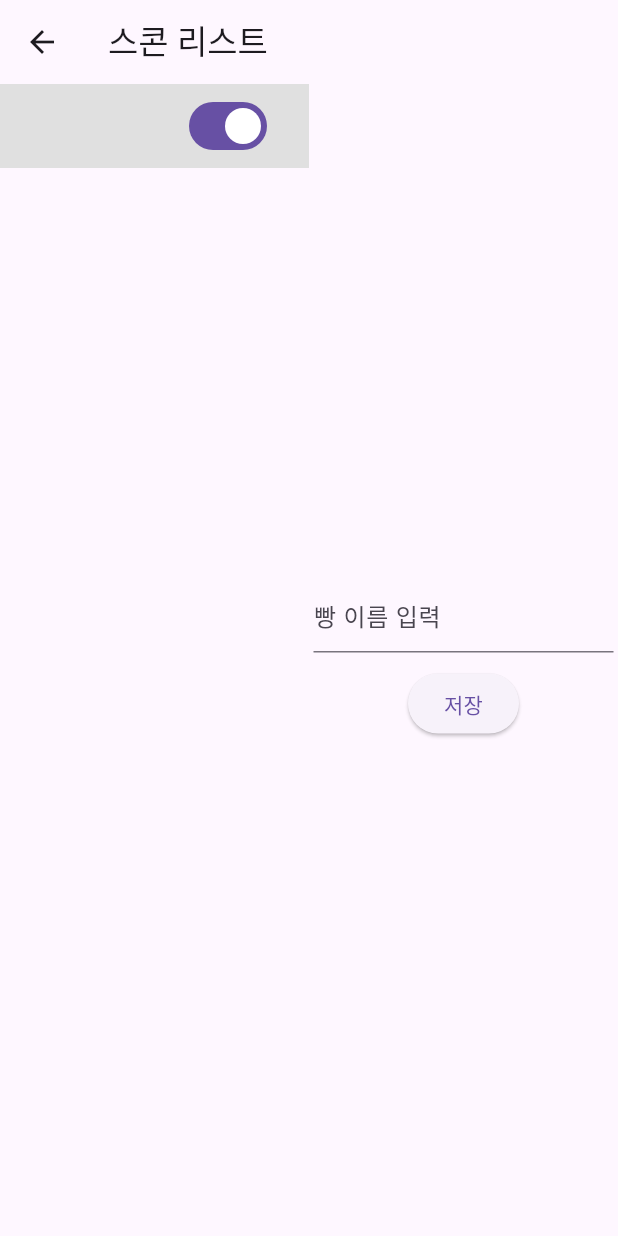
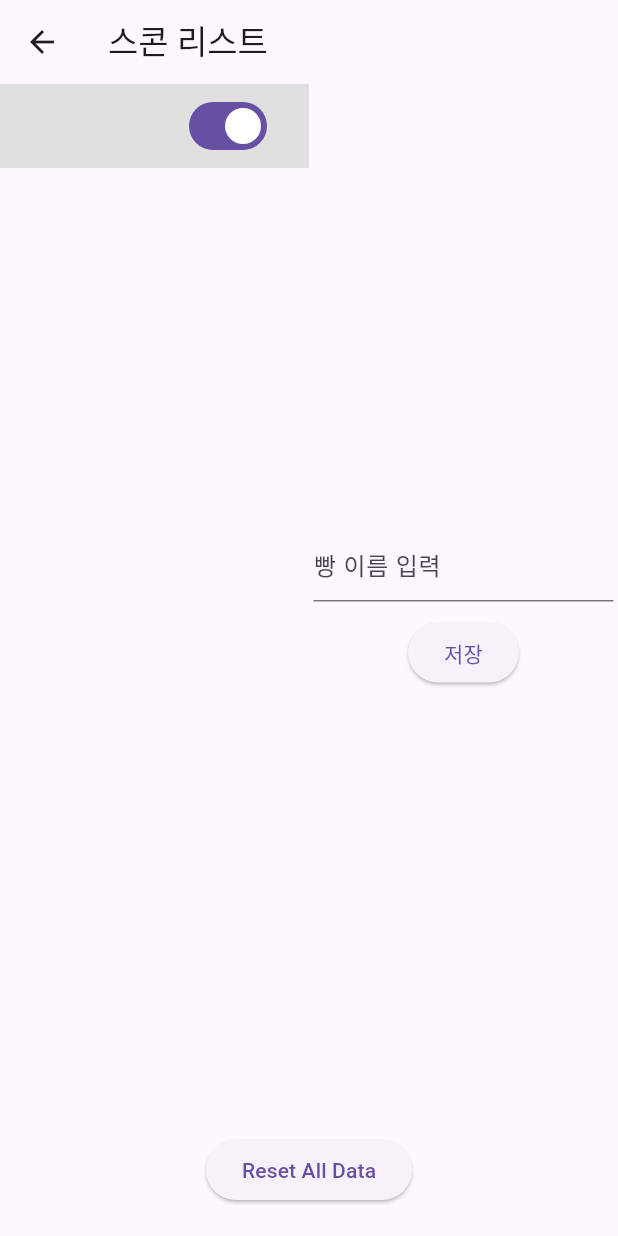
Before and after one commit to akth101/cakeTimer, a Flutter app: the SconeList screen opened directly, after a tap on "저장", on a phone screen of 412 x 824 dp. Run offline on Flutter 3.47's test engine with Material 3 defaults, Android fonts, the light colour scheme and no system bars; our stand-ins replace assets_audio_player, image_cropper, image_picker, reorderable_grid_view, settings_ui, shared_preferences; accounts and stored records are empty.

Commit message:
fix: duplicate problem when adding property to breadDB

```diff
--- a/lib/breadAddSetting.dart
+++ b/lib/breadAddSetting.dart
@@ -60,7 +60,7 @@ class _BreadAddSettingState extends State<BreadAddSetting> {
                   // 오늘 날짜 저장
                   DateTime date = DateTime.now();
                   String formattedDate = DateFormat('yy/MM/dd').format(date);
-                  await prefs.setString('${widget.kind}Date_$id', formattedDate);
+                  await prefs.setString('${widget.kind}Date_{$id}', formattedDate);
 
                   // breadDB 업데이트
                   breadDB.buildBreadDB();
--- a/lib/breadDataBase.dart
+++ b/lib/breadDataBase.dart
@@ -1,4 +1,3 @@
-
 import 'package:flutter/foundation.dart';
 import 'package:flutter/material.dart';
 import 'package:shared_preferences/shared_preferences.dart';
@@ -13,13 +12,13 @@ class BreadDataBase extends ChangeNotifier {
 
   static BreadDataBase get instance => _instance;
 
-  final Map<String, String> _makalongNameDateConnector = {};
-  final List<String> _makalongName = [];
-  final List<String> _makalongDate = [];
-  final List<bool> _makalongDisplay = [];
-  final Map<String, String> _sconeNameDateConnector = {};
-  final List<String> _sconeName = [];
-  late List<String> _sconeDate = [];
+  Map<String, String> _makalongNameDateConnector = {};
+  List<String> _makalongName = [];
+  List<String> _makalongDate = [];
+  List<bool> _makalongDisplay = [];
+  Map<String, String> _sconeNameDateConnector = {};
+  List<String> _sconeName = [];
+  List<String> _sconeDate = [];
   List<bool> _sconeDisplay = [];
 
   Map<String, String> get makalongNameDateConnector => _makalongNameDateConnector;
@@ -30,7 +29,7 @@ class BreadDataBase extends ChangeNotifier {
   List<String> get sconeName => _sconeName;
   List<String> get sconeDate => _sconeDate;
   List<bool> get sconeDisplay => _sconeDisplay;
-  bool _isInitialized = false;
+  final bool _isInitialized = false;
   bool get isInitialized => _isInitialized;
 
     BreadDataBase._internal() {
@@ -95,46 +94,83 @@ class BreadDataBase extends ChangeNotifier {
   }
 
     Future<void> buildBreadDB() async {
+    print("Starting buildBreadDB method"); // Debug print
+
     final prefs = await SharedPreferences.getInstance();
     final keys = prefs.getKeys();
 
-    //NameList & <Name : uuid> Map 먼저 초기화
+    print("Total keys in SharedPreferences: ${keys.length}"); // Debug print
+
+    // Create new collections instead of clearing existing ones
+    Map<String, String> newSconeNameDateConnector = {};
+    Map<String, String> newMakalongNameDateConnector = {};
+    List<String> newSconeName = [];
+    List<String> newMakalongName = [];
+    List<String> newSconeDate = [];
+    List<bool> newSconeDisplay = [];
+    List<String> newMakalongDate = [];
+    List<bool> newMakalongDisplay = [];
+
+    // Process all keys
     for (String key in keys) {
       if (key.startsWith('sconeName_')) {
         String sconeKey = key.split('_').last;
         String? sconeName = await loadBreadName(sconeKey, "scone");
-        _sconeNameDateConnector[sconeName!] = sconeKey;
-        _sconeName.add(sconeName);
-      }
-      if (key.startsWith('makalongName_')) {
+        if (sconeName != null) {
+          newSconeNameDateConnector[sconeName] = sconeKey;
+          newSconeName.add(sconeName);
+          print("Added scone: $sconeName"); // Debug print
+        }
+      } else if (key.startsWith('makalongName_')) {
         String makalongKey = key.split('_').last;
         String? makalongName = await loadBreadName(makalongKey, "makalong");
-        _makalongNameDateConnector[makalongName!] = makalongKey;
-        _makalongName.add(makalongName);
+        if (makalongName != null) {
+          newMakalongNameDateConnector[makalongName] = makalongKey;
+          newMakalongName.add(makalongName);
+          print("Added makalong: $makalongName"); // Debug print
+        }
       }
     }
 
-      //NameList 가나다순 정렬
-      _sconeName.sort();
-      _makalongName.sort();
+    print("Scone count: ${newSconeName.length}"); // Debug print
+    print("Makalong count: ${newMakalongName.length}"); // Debug print
 
+    // Sort lists
+    newSconeName.sort();
+    newMakalongName.sort();
 
-      _sconeDate = List<String>.filled(_sconeName.length, '');
-      _sconeDisplay = List<bool>.filled(_sconeName.length, false);
+    // Process scone data
+    for (String sconeName in newSconeName) {
+      String sconeKey = newSconeNameDateConnector[sconeName]!;
+      String? date = await loadBreadDate(sconeKey, "scone");
+      bool display = await loadBreadDisplay(sconeKey, "scone");
+      newSconeDate.add(date ?? '');
+      newSconeDisplay.add(display);
+      print("Scone $sconeName - Date: $date, Display: $display"); // Debug print
+    }
 
-      //scone [Namelist & Datelist & Display] index 일치화 작업
-      for (int i = 0; i < _sconeName.length; i++) {
-        String sconeKey = _sconeNameDateConnector[_sconeName[i]]!;
-        _sconeDate[i] = (await loadBreadDate(sconeKey, "scone"))!;
-        _sconeDisplay[i] = (await loadBreadDisplay(sconeKey, "scone"));
-      }
+    // Process makalong data
+    for (String makalongName in newMakalongName) {
+      String makalongKey = newMakalongNameDateConnector[makalongName]!;
+      String? date = await loadBreadDate(makalongKey, "makalong");
+      bool display = await loadBreadDisplay(makalongKey, "makalong");
+      newMakalongDate.add(date ?? '');
+      newMakalongDisplay.add(display);
+      print("Makalong $makalongName - Date: $date, Display: $display"); // Debug print
+    }
 
-      //makalong [Namelist & Datelist & Display] index 일치화 작업
-      for (int i = 0; i < _makalongName.length; i++) {
-        String makalongKey = _makalongNameDateConnector[_makalongName[i]]!;
-        _sconeDate[i] = (await loadBreadDate(makalongKey, "makalong"))!;
-        _sconeDisplay[i] = (await loadBreadDisplay(makalongKey, "makalong"));
-      }
+    // Update the class properties with the new data
+    _sconeNameDateConnector = newSconeNameDateConnector;
+    _makalongNameDateConnector = newMakalongNameDateConnector;
+    _sconeName = newSconeName;
+    _makalongName = newMakalongName;
+    _sconeDate = newSconeDate;
+    _sconeDisplay = newSconeDisplay;
+    _makalongDate = newMakalongDate;
+    _makalongDisplay = newMakalongDisplay;
+
+    print("Finished buildBreadDB method"); // Debug print
+    notifyListeners();
   }
 
     Future<void> updateBreadDisplay(String kind, String name, bool value) async {
@@ -149,4 +185,44 @@ class BreadDataBase extends ChangeNotifier {
     }
     notifyListeners();
   }
+
+  Future<void> resetAllData() async {
+    print("Starting resetAllData method"); // Debug print
+
+    try {
+      final prefs = await SharedPreferences.getInstance();
+
+      // Remove all keys related to scones and makalongs
+      final keys = prefs.getKeys();
+      for (String key in keys) {
+        if (key.startsWith('sconeName_') ||
+            key.startsWith('sconeDisplayOnList_') ||
+            key.startsWith('sconeDate_') ||
+            key.startsWith('makalongName_') ||
+            key.startsWith('makalongDisplayOnList_') ||
+            key.startsWith('makalongDate_')) {
+          await prefs.remove(key);
+          print("Removed key: $key"); // Debug print
+        }
+      }
+
+      // Clear all local lists and maps
+      _sconeName.clear();
+      _makalongName.clear();
+      _sconeDate.clear();
+      _sconeDisplay.clear();
+      _sconeNameDateConnector.clear();
+      _makalongNameDateConnector.clear();
+
+      print("Cleared all local data structures"); // Debug print
+
+      // Rebuild the database (which should now be empty)
+      await buildBreadDB();
+
+      print("Finished resetAllData method"); // Debug print
+      notifyListeners();
+    } catch (e) {
+      print("Error in resetAllData: $e"); // Error print
+    }
+  }
 }
--- a/lib/cakeAddSetting.dart
+++ b/lib/cakeAddSetting.dart
@@ -55,7 +55,7 @@ class _CakeAddSettingState extends State<CakeAddSetting> {
       if (croppedFile != null) {
         setState(() {
           _croppedFile = croppedFile;
-          imagePath = _croppedFile != null ? _croppedFile!.path : null;
+          imagePath = _croppedFile?.path;
         });
       }
     }
--- a/lib/main.dart
+++ b/lib/main.dart
@@ -1,12 +1,9 @@
-import 'package:flutter/foundation.dart';
 import 'package:flutter/material.dart';
-import 'package:timer/cakeWidget.dart';
 import 'package:timer/wholeCakeList.dart';
 import 'wholeCakeElapsing.dart';
 import 'wholeCakeElapsed.dart';
 import 'sconeAndMakalong.dart';
 import 'package:provider/provider.dart';
-import 'package:shared_preferences/shared_preferences.dart';
 import 'settings.dart';
 import 'breadDataBase.dart';
 import 'cakeDataBase.dart';
--- a/lib/makalongList.dart
+++ b/lib/makalongList.dart
@@ -1,6 +1,5 @@
 
 
-import 'package:flutter/foundation.dart';
 import 'package:flutter/material.dart';
 
 class Makalonglist extends StatefulWidget {
--- a/lib/sconeAndMakalong.dart
+++ b/lib/sconeAndMakalong.dart
@@ -1,7 +1,6 @@
 import 'package:flutter/material.dart';
 import 'sconeList.dart';
 import 'makalongList.dart';
-import 'breadDataBase.dart';
 
 class DataTableExample extends StatelessWidget {
   final String bread;
@@ -116,7 +115,7 @@ class _sconeAndMakalongState extends State<sconeAndMakalong> {
                       Navigator.push(
                         context,
                         MaterialPageRoute(
-                          builder: (context) => (SconeList()), // 이동할 페이지
+                          builder: (context) => (const SconeList()), // 이동할 페이지
                         ),
                       );
                     },
@@ -135,7 +134,7 @@ class _sconeAndMakalongState extends State<sconeAndMakalong> {
                     Navigator.push(
                         context,
                         MaterialPageRoute(
-                          builder: (context) => (Makalonglist()), // 이동할 페이지
+                          builder: (context) => (const Makalonglist()), // 이동할 페이지
                         ),
                       );
                 }, child: const Text("마카롱 관리")),
--- a/lib/sconeList.dart
+++ b/lib/sconeList.dart
@@ -12,12 +12,30 @@ class SconeList extends StatefulWidget {
 }
 
 class _SconeListState extends State<SconeList> {
-  void removeScone(BreadDataBase breadDataBase, String? sconeName) async {
+  Future<void> removeScone(BreadDataBase breadDataBase, String? sconeName) async {
+    if (sconeName == null) {
+      print('Error: sconeName is null');
+      return;
+    }
+
     String? id = breadDataBase.makalongNameDateConnector[sconeName];
-    final prefs = await SharedPreferences.getInstance();
-    prefs.remove("sconeName_$id");
-    prefs.remove("sconeDisplayOnList_$id");
-    prefs.remove("sconeDate_$id");
+    if (id == null) {
+      print('Error: id not found for sconeName: $sconeName');
+      return;
+    }
+
+    try {
+      final prefs = await SharedPreferences.getInstance();
+      await prefs.remove("sconeName_$id");
+      await prefs.remove("sconeDisplayOnList_$id");
+      await prefs.remove("sconeDate_$id");
+
+      // Update the state or notify listeners
+      breadDataBase.buildBreadDB();
+      setState(() {});
+    } catch (e) {
+      print('Error removing scone: $e');
+    }
   }
 
   void _toggleSwitch(BreadDataBase breadDataBase, int index, bool value) async {
@@ -35,58 +53,74 @@ class _SconeListState extends State<SconeList> {
       ),
       body: Consumer<BreadDataBase>(
         builder: (context, breadDatabase, child) {
-          return Row(
+          return Column(
             children: [
-              Flexible(
-                flex: 1,
-                child: Column(
+              Expanded(
+                child: Row(
                   children: [
-                    Expanded(
-                      child: ListView.builder(
-                        itemCount: breadDatabase.sconeName.length,
-                        itemBuilder: (context, index) {
-                          return Dismissible(
-                            key: Key(breadDatabase.sconeName[index]),
-                            confirmDismiss: (direction) async {
-                              return await showAlertDialog(context);
-                            },
-                            onDismissed: (direction) async {
-                              removeScone(breadDatabase, breadDatabase.sconeName[index]);
-                              breadDatabase.buildBreadDB();
-                            },
-                            background: Container(
-                              color: Colors.red,
-                              alignment: Alignment.centerRight,
-                              padding: const EdgeInsets.symmetric(horizontal: 20),
-                              child: const Icon(
-                                Icons.delete,
-                                color: Colors.white,
-                              ),
-                            ),
-                            child: ListTile(
-                              title: Text(breadDatabase.sconeName[index]),
-                              tileColor: Colors.grey.shade300,
-                              trailing: Switch(
-                                value: breadDatabase.sconeDisplay[index],
-                                onChanged: (value) {
-                                  _toggleSwitch(breadDatabase, index, value);
-                                },
-                              ),
-                            ),
-                          );
-                        },
-                      ),
+                    Flexible(
+                      flex: 1,
+                      child: _buildSconeListView(breadDatabase),
+                    ),
+                    const Flexible(
+                      flex: 1,
+                      child: BreadAddSetting(kind: "scone"),
                     ),
                   ],
                 ),
               ),
-              const Flexible(
-                flex: 1,
-                child: BreadAddSetting(kind: "scone"),
+              ElevatedButton(
+                onPressed: () => _showResetConfirmationDialog(context),
+                style: ElevatedButton.styleFrom(
+                  // primary: Colors.red,
+                  // onPrimary: Colors.white,
+                ),
+                child: const Text('Reset All Data'),
               ),
+              const SizedBox(height: 20), // Add some padding at the bottom
             ],
           );
         },
+      ),
+    );
+  }
+
+  Widget _buildSconeListView(BreadDataBase breadDatabase) {
+    return ListView.builder(
+      itemCount: breadDatabase.sconeName.length,
+      itemBuilder: (context, index) => _buildSconeListItem(breadDatabase, index),
+    );
+  }
+
+  Widget _buildSconeListItem(BreadDataBase breadDatabase, int index) {
+    return Dismissible(
+      key: Key(breadDatabase.sconeName[index]),
+      confirmDismiss: (direction) async => await showAlertDialog(context),
+      onDismissed: (direction) async {
+        removeScone(breadDatabase, breadDatabase.sconeName[index]);
+        breadDatabase.buildBreadDB();
+      },
+      background: _buildDismissibleBackground(),
+      child: _buildListTile(breadDatabase, index),
+    );
+  }
+
+  Widget _buildDismissibleBackground() {
+    return Container(
+      color: Colors.red,
+      alignment: Alignment.centerRight,
+      padding: const EdgeInsets.symmetric(horizontal: 20),
+      child: const Icon(Icons.delete, color: Colors.white),
+    );
+  }
+
+  Widget _buildListTile(BreadDataBase breadDatabase, int index) {
+    return ListTile(
+      title: Text(breadDatabase.sconeName[index]),
+      tileColor: Colors.grey.shade300,
+      trailing: Switch(
+        value: breadDatabase.sconeDisplay[index],
+        onChanged: (value) => _toggleSwitch(breadDatabase, index, value),
       ),
     );
   }
@@ -122,4 +156,34 @@ class _SconeListState extends State<SconeList> {
       },
     );
   }
+
+  Future<void> _showResetConfirmationDialog(BuildContext context) async {
+    final confirmed = await showDialog<bool>(
+      context: context,
+      builder: (BuildContext context) {
+        return AlertDialog(
+          title: const Text('Reset All Data'),
+          content: const Text('Are you sure you want to reset all data? This action cannot be undone.'),
+          actions: <Widget>[
+            TextButton(
+              child: const Text('Cancel'),
+              onPressed: () => Navigator.of(context).pop(false),
+            ),
+            TextButton(
+              child: const Text('Reset'),
+              onPressed: () => Navigator.of(context).pop(true),
+            ),
+          ],
+        );
+      },
+    );
+
+    if (confirmed == true) {
+      final breadDataBase = Provider.of<BreadDataBase>(context, listen: false);
+      await breadDataBase.resetAllData();
+      ScaffoldMessenger.of(context).showSnackBar(
+        const SnackBar(content: Text('All data has been reset')),
+      );
+    }
+  }
 }
--- a/lib/settings.dart
+++ b/lib/settings.dart
@@ -1,11 +1,7 @@
 import 'package:flutter/material.dart';
 import 'package:settings_ui/settings_ui.dart';
 import 'package:timer/breadAddSetting.dart';
-import 'package:timer/sconeList.dart';
-import 'package:timer/wholeCakeList.dart';
 import 'emergencyList.dart';
-import "package:provider/provider.dart";
-import 'breadDataBase.dart';
 
 class settings extends StatefulWidget {
   const settings({super.key});
--- a/lib/timer.dart
+++ b/lib/timer.dart
@@ -431,7 +431,7 @@ class _TimerFunctionState extends State<TimerFunction> {
         setState(() {
           _croppedFile = croppedFile;
           String? imagePath =
-              _croppedFile != null ? _croppedFile!.path : null; //이거 삼항 연산자임
+              _croppedFile?.path; //이거 삼항 연산자임
           _saveImagePath(imagePath);
         });
       }
```
Also changed, not shown: lib/cakeDataBase.dart (+29 -0 lines), pubspec.lock, 1 other file.
